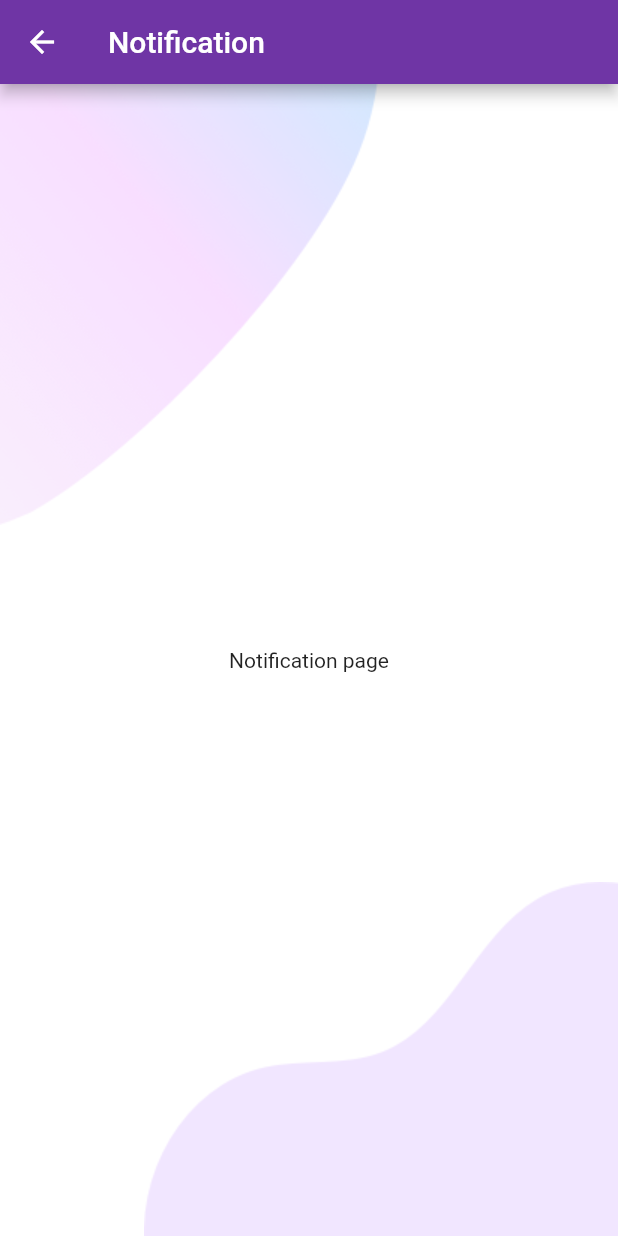
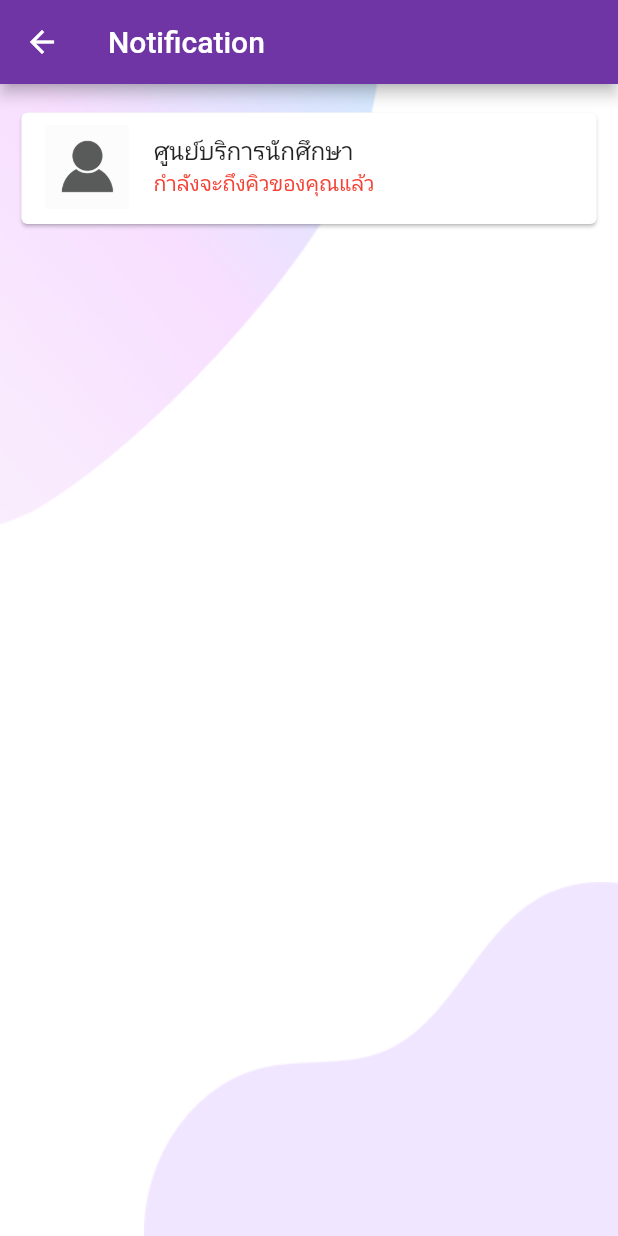
Before and after one commit to Kingkaew19/app-Queie, a Flutter app: the NotificationScreen screen opened directly, on a phone screen of 412 x 824 dp. Run offline on Flutter 3.47's test engine with Material 2 defaults, Android fonts, the phone set to English and light mode, and no system bars; our stand-ins replace cloud_firestore, firebase_auth, firebase_core, fluttertoast, form_field_validator; missing offline and left inert: time_range_picker; accounts and stored records are empty.

Commit message:
ืnotification

```diff
--- a/lib/pages/notification/components/body.dart
+++ b/lib/pages/notification/components/body.dart
@@ -7,6 +7,40 @@ class BodyNotification extends StatelessWidget {
   @override
   Widget build(BuildContext context) {
     /* https://api.flutter.dev/flutter/material/ListTile-class.html */
-    return Background(child: Text("Notification page"));
+Size size = MediaQuery.of(context).size;
+    return Background(
+        child: Column(
+      children: [
+        Container(
+          padding: const EdgeInsets.only(top: 15),
+          child: Column(
+            children: [
+              SizedBox(
+                width: size.width * 0.95,
+                  height: size.height * 0.10,
+                child: Card(
+                  child: ListTile(
+                    leading: ConstrainedBox(
+                      constraints: const BoxConstraints(
+                        minWidth: 44,
+                        minHeight: 44,
+                        maxWidth: 64,
+                        maxHeight: 64,
+                      ),
+                      child: Image.asset('assets/images/person.png'),
+                    ),
+                    title: const Text('ศูนย์บริการนักศึกษา'),
+                    subtitle: const Text(
+                      'กำลังจะถึงคิวของคุณแล้ว',
+                      style: TextStyle(color: Colors.red),
+                    ),
+                  ),
+                ),
+              ),
+            ],
+          ),
+        )
+      ],
+    ));
   }
 }
```
